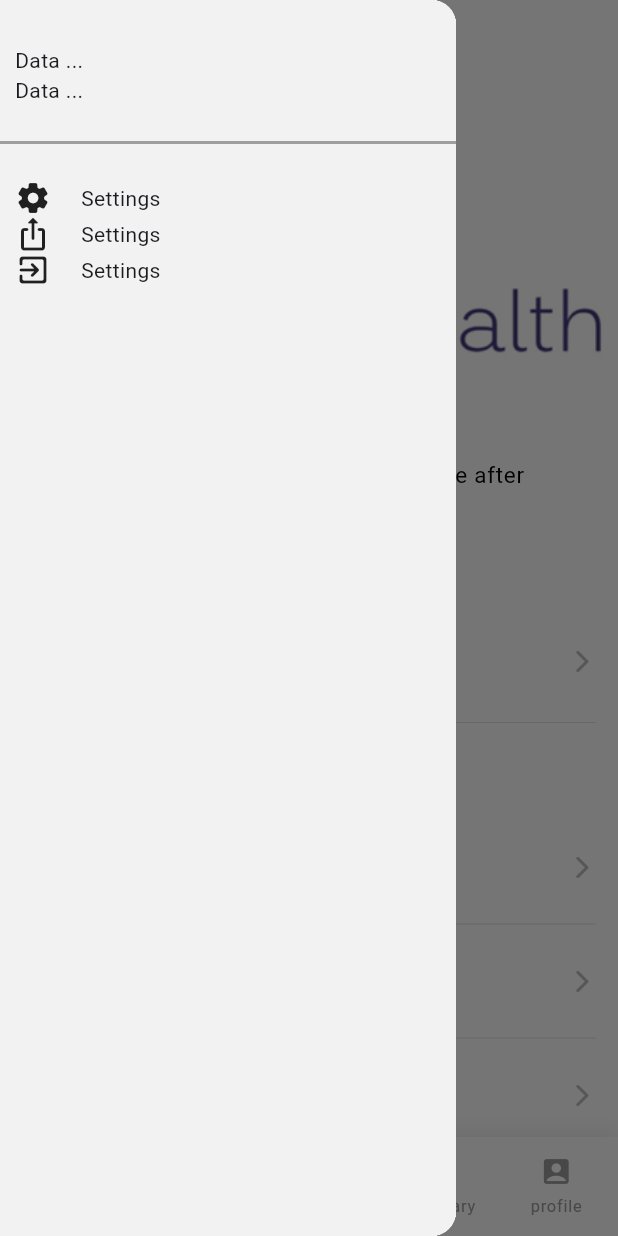
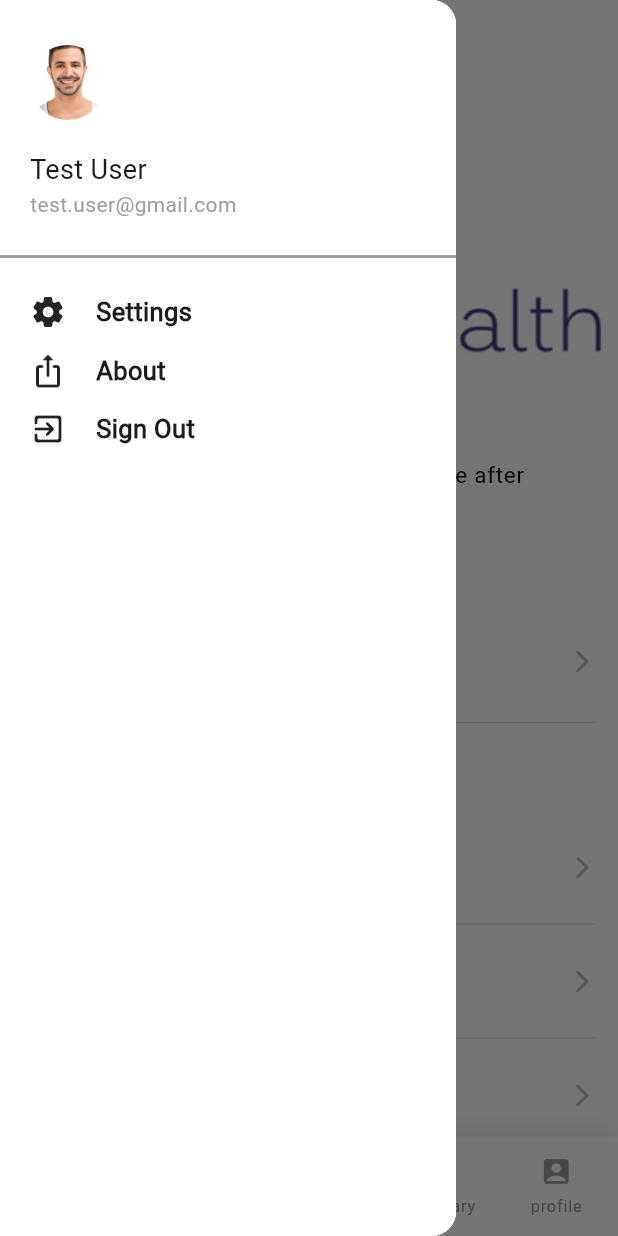
Before and after one commit to kamelmdahduleh/Origin, a Flutter app: the screen it shows after launch, with the side drawer open, on a phone screen of 412 x 824 dp. Run offline on Flutter 3.47's test engine with Material 2 defaults, Android fonts, the light colour scheme and no system bars; drawn by our look-alikes of awesome_bottom_bar.

Commit message:
Drawer update 6-6-2023 - 2:30PM

```diff
--- a/lib/screens/mainBody_screen.dart
+++ b/lib/screens/mainBody_screen.dart
@@ -2,10 +2,10 @@
 
 // Package
 import 'package:awesome_bottom_bar/awesome_bottom_bar.dart';
-
 // Pages
 import 'package:flutter/material.dart';
 import 'package:smpa_e_health/constants.dart';
+
 import 'health_screen.dart';
 import 'home_screen.dart';
 
@@ -79,15 +79,15 @@ class BodyScreenState extends State<BodyScreen> {
           ),
         ),
       ),
-      drawer: Drawer(
-        elevation: 0,
-        child: FractionallySizedBox(
-          widthFactor: 1,
-          child: Container(
-            color: Color(
-              kMyGrey,
+      drawer: SafeArea(
+        child: Drawer(
+          elevation: 0,
+          child: FractionallySizedBox(
+            widthFactor: 1,
+            child: Container(
+              color: Colors.white,
+              child: SideMenu(),
             ),
-            child: SideMenu(),
           ),
         ),
       ),
@@ -122,9 +122,34 @@ class SideMenu extends StatelessWidget {
           height: 30,
         ),
         Padding(
-          padding: const EdgeInsets.only(left: 10.0),
+          padding: const EdgeInsets.only(left: 20.0),
           child: Column(
-            children: [Text('Data ... '), Text('Data ... ')],
+            crossAxisAlignment: CrossAxisAlignment.start,
+            children: [
+              Container(
+                alignment: Alignment.centerLeft,
+                child: CircleAvatar(
+                  radius: 25,
+                  backgroundImage: AssetImage('images/man_smiling.jpg'),
+                  backgroundColor: Colors.white,
+                ),
+              ),
+              SizedBox(
+                height: 20,
+              ),
+              Text(
+                'Test User',
+                style: TextStyle(
+                  fontSize: 18,
+                ),
+              ),
+              Text(
+                'test.user@gmail.com',
+                style: TextStyle(
+                  color: Colors.grey.shade500,
+                ),
+              )
+            ],
           ),
         ),
         Divider(
@@ -133,7 +158,7 @@ class SideMenu extends StatelessWidget {
           thickness: 2,
         ),
         Padding(
-          padding: const EdgeInsets.only(left: 10.0),
+          padding: const EdgeInsets.only(left: 20.0),
           child: Column(
             children: [
               Row(
@@ -142,21 +167,29 @@ class SideMenu extends StatelessWidget {
                   SizedBox(
                     width: 20,
                   ),
-                  Text(
-                    'Settings',
-                  ),
+                  Text('Settings',
+                      style:
+                          TextStyle(fontWeight: FontWeight.w600, fontSize: 17)),
                 ],
+              ),
+              SizedBox(
+                height: 15,
               ),
               Row(
                 children: [
-                  Icon(Icons.ios_share_rounded),
+                  Icon(
+                    Icons.ios_share_rounded,
+                  ),
                   SizedBox(
                     width: 20,
                   ),
-                  Text(
-                    'Settings',
-                  ),
+                  Text('About',
+                      style:
+                          TextStyle(fontWeight: FontWeight.w600, fontSize: 17)),
                 ],
+              ),
+              SizedBox(
+                height: 15,
               ),
               Row(
                 children: [
@@ -165,7 +198,8 @@ class SideMenu extends StatelessWidget {
                     width: 20,
                   ),
                   Text(
-                    'Settings',
+                    'Sign Out',
+                    style: TextStyle(fontWeight: FontWeight.w600, fontSize: 17),
                   ),
                 ],
               ),
```
Also changed, not shown: images/man_smiling.jpg (added).
